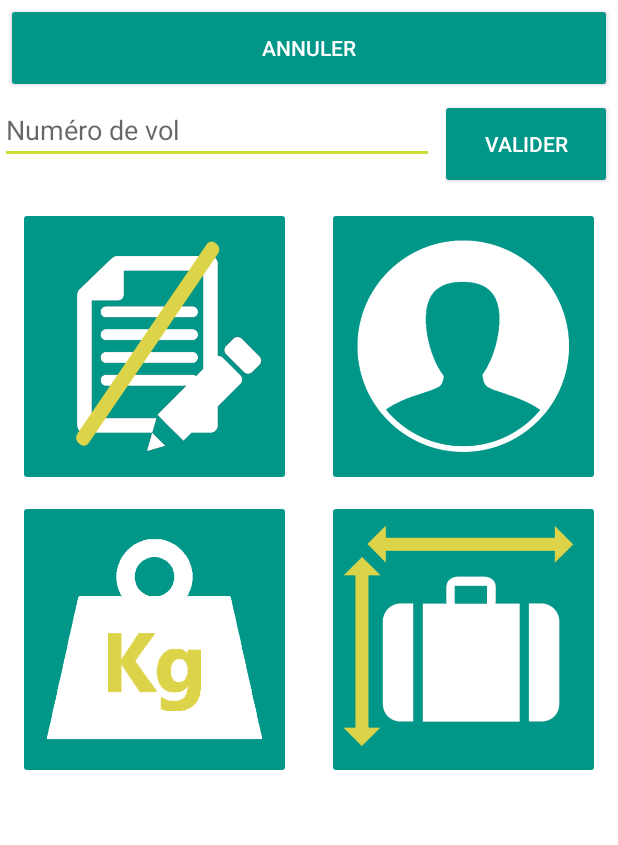
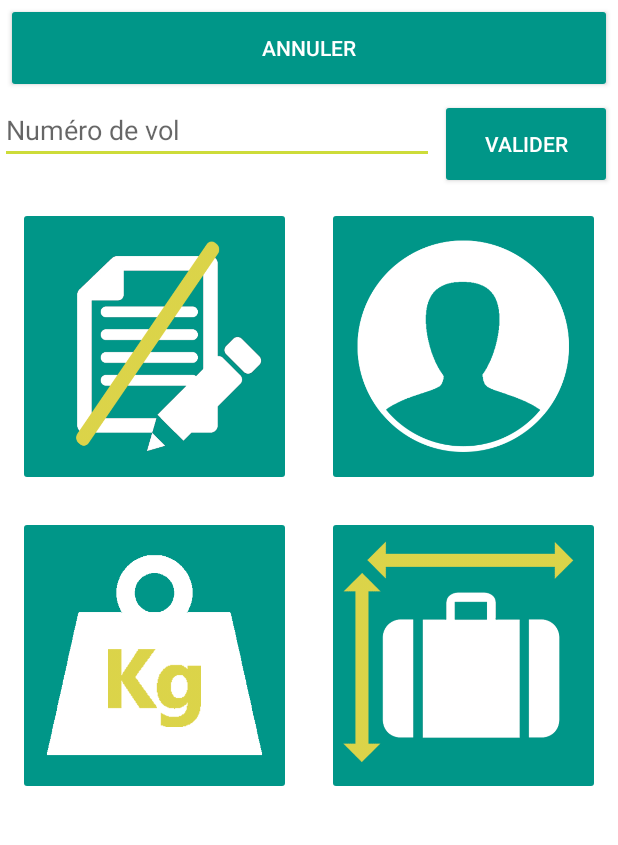
Before and after one commit to Symsystem/Fidel, an Android app: the screen it shows after launch (MainActivity), after a tap on "DÉMARRER !", on a phone screen of 412 x 824 dp, the part 84-929 px from its top. Run offline under Robolectric (Android 15) with nearby library versions, the phone set to English and light mode, and no system bars; our stand-ins replace ButterKnife.

Commit message:
ending design main activity

```diff
--- a/app/src/main/res/layout/activity_main.xml
+++ b/app/src/main/res/layout/activity_main.xml
@@ -12,7 +12,8 @@
     <LinearLayout
         android:layout_width="fill_parent"
         android:layout_height="wrap_content"
-        android:orientation="vertical">
+        android:orientation="vertical"
+        android:nestedScrollingEnabled="false">
 
         <Button
             android:layout_width="match_parent"
@@ -60,10 +61,11 @@
                 android:layout_weight="1"/>
 
             <ImageButton
-                android:id="@+id/userButton"
+                android:id="@+id/imageButton"
+                android:src="@drawable/user"
                 style="@style/BaseButton"
-                android:src="@drawable/user"
                 android:layout_weight="1"/>
+
         </LinearLayout>
 
         <LinearLayout
--- a/app/src/main/res/values/styles.xml
+++ b/app/src/main/res/values/styles.xml
@@ -26,7 +26,7 @@
         <item name="android:layout_marginRight">16dp</item>
         <item name="android:adjustViewBounds">true</item>
         <item name="android:layout_marginTop">16dp</item>
-        <item name="android:layout_marginBottom">5dp</item>
+        <item name="android:layout_marginBottom">16dp</item>
         <item name="android:scaleType">fitCenter</item>
         <item name="android:background">@drawable/button_background</item>
 
```
